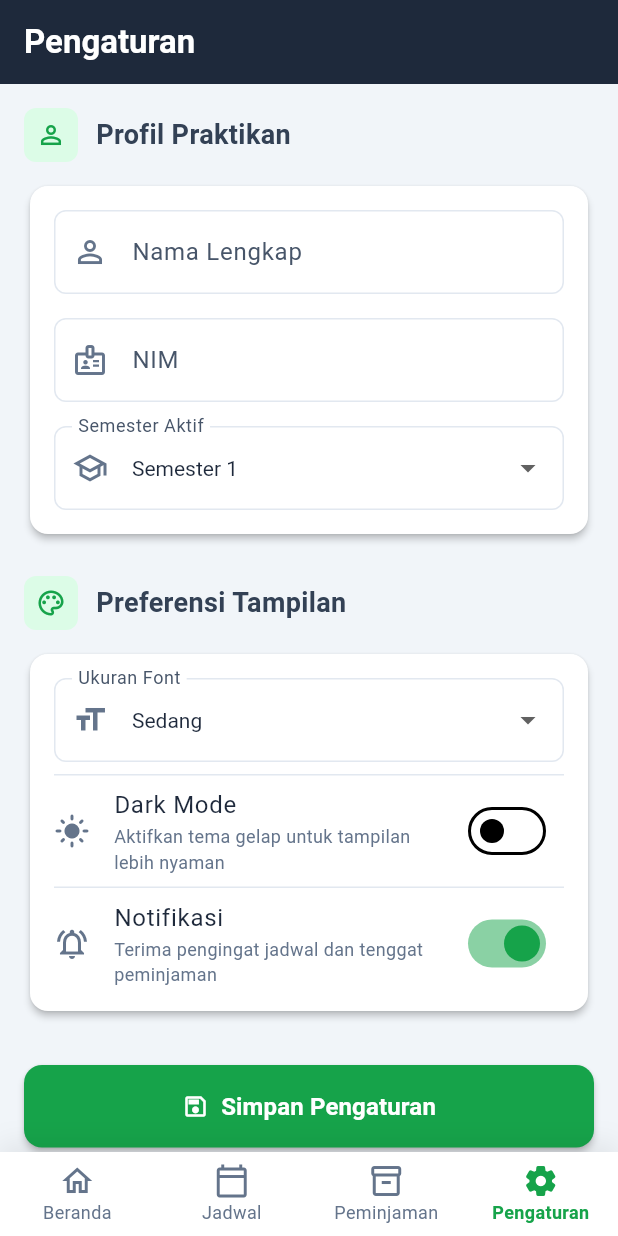
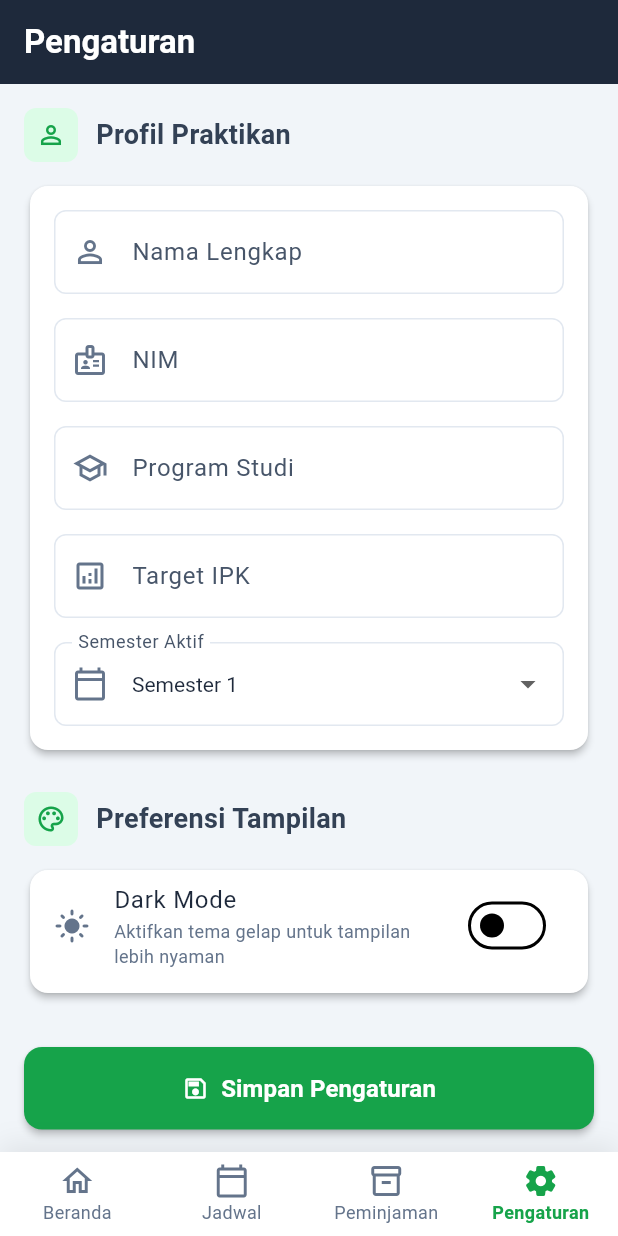
Before and after one commit to Taqizdihar/lablog, a Flutter app: the screen it shows after launch, item 4 of the bottom bar chosen, on a phone screen of 412 x 824 dp. Run offline on Flutter 3.47's test engine with Material 3 defaults, Android fonts, the light colour scheme and no system bars; our stand-ins replace flutter_slidable, shared_preferences, sqflite; accounts and stored records are empty.

Commit message:
New Fix 4

```diff
--- a/lib/main.dart
+++ b/lib/main.dart
@@ -4,10 +4,12 @@ import 'package:tubes_ppbl/utils/app_colors.dart';
 import 'package:tubes_ppbl/sqlite/koneksi.dart';
 import 'package:tubes_ppbl/screens/main_navigation.dart';
 
+final ValueNotifier<ThemeMode> themeNotifier = ValueNotifier(ThemeMode.light);
+
 void main() async {
   WidgetsFlutterBinding.ensureInitialized();
 
-  // Global error boundary — displays the error on screen instead of blank white
+
   ErrorWidget.builder = (FlutterErrorDetails details) {
     return MaterialApp(
       debugShowCheckedModeBanner: false,
@@ -43,14 +45,14 @@ void main() async {
     );
   };
 
-  // Initialize SQLite database early
+
   try {
     await DatabaseHelper().database;
   } catch (e) {
     debugPrint('Database init error: $e');
   }
 
-  // Read dark mode preference
+
   bool isDarkMode = false;
   try {
     final prefs = await SharedPreferences.getInstance();
@@ -59,27 +61,14 @@ void main() async {
     debugPrint('SharedPreferences error: $e');
   }
 
-  runApp(LabLogApp(isDarkMode: isDarkMode));
+  themeNotifier.value = isDarkMode ? ThemeMode.dark : ThemeMode.light;
+
+  runApp(const LabLogApp());
 }
 
-class LabLogApp extends StatefulWidget {
-  final bool isDarkMode;
-  const LabLogApp({super.key, required this.isDarkMode});
+class LabLogApp extends StatelessWidget {
+  const LabLogApp({super.key});
 
-  @override
-  State<LabLogApp> createState() => _LabLogAppState();
-}
-
-class _LabLogAppState extends State<LabLogApp> {
-  late bool _isDarkMode;
-
-  @override
-  void initState() {
-    super.initState();
-    _isDarkMode = widget.isDarkMode;
-  }
-
-  // Light theme using AppColors
   ThemeData get _lightTheme => ThemeData(
     brightness: Brightness.light,
     scaffoldBackgroundColor: AppColors.bgPage,
@@ -120,7 +109,7 @@ class _LabLogAppState extends State<LabLogApp> {
     dividerColor: AppColors.border,
   );
 
-  // Dark theme using AppColors as base
+
   ThemeData get _darkTheme => ThemeData(
     brightness: Brightness.dark,
     scaffoldBackgroundColor: const Color(0xFF0F172A),
@@ -155,13 +144,18 @@ class _LabLogAppState extends State<LabLogApp> {
 
   @override
   Widget build(BuildContext context) {
+    return ValueListenableBuilder<ThemeMode>(
+      valueListenable: themeNotifier,
+      builder: (_, ThemeMode currentMode, __) {
         return MaterialApp(
           title: 'LabLog',
           debugShowCheckedModeBanner: false,
           theme: _lightTheme,
           darkTheme: _darkTheme,
-      themeMode: _isDarkMode ? ThemeMode.dark : ThemeMode.light,
+          themeMode: currentMode,
           home: const MainNavigation(),
+        );
+      },
     );
   }
 }
--- a/lib/screens/eksperimen_form_screen.dart
+++ b/lib/screens/eksperimen_form_screen.dart
@@ -200,7 +200,7 @@ class _EksperimenFormScreenState extends State<EksperimenFormScreen> {
                 style: TextStyle(fontSize: 18, fontWeight: FontWeight.bold, color: AppColors.slate700)),
               const SizedBox(height: 12),
 
-              // Status jurnal selector
+
               DropdownButtonFormField<String>(
                 isExpanded: true,
                 value: _statusJurnal,
--- a/lib/screens/home_screen.dart
+++ b/lib/screens/home_screen.dart
@@ -25,7 +25,7 @@ class _HomeScreenState extends State<HomeScreen> {
     'mkRose': AppColors.mkRose,
   };
 
-  // Darker tints for text on label backgrounds
+
   final Map<String, Color> _warnaTextMap = {
     'mkBlue': const Color(0xFF1E40AF),
     'mkGreen': const Color(0xFF14532D),
@@ -223,7 +223,7 @@ class _HomeScreenState extends State<HomeScreen> {
                       ),
                       child: Row(
                         children: [
-                          // Color accent strip
+
                           Container(
                             width: 6,
                             height: 88,
--- a/lib/screens/mk_dashboard_screen.dart
+++ b/lib/screens/mk_dashboard_screen.dart
@@ -48,7 +48,7 @@ class _MkDashboardScreenState extends State<MkDashboardScreen> {
             child: Column(
               crossAxisAlignment: CrossAxisAlignment.stretch,
               children: [
-                // Header
+
                 Container(
                   padding: const EdgeInsets.all(20),
                   decoration: BoxDecoration(
@@ -89,7 +89,7 @@ class _MkDashboardScreenState extends State<MkDashboardScreen> {
 
                 const SizedBox(height: 24),
 
-                // Menu Grid
+
                 Expanded(
                   child: GridView.count(
                     crossAxisCount: 2,
--- a/lib/screens/mk_form_screen.dart
+++ b/lib/screens/mk_form_screen.dart
@@ -191,7 +191,7 @@ class _MkFormScreenState extends State<MkFormScreen> {
               ),
               const SizedBox(height: 12),
 
-              // Horizontal color picker
+
               Row(
                 mainAxisAlignment: MainAxisAlignment.spaceEvenly,
                 children: _warnaOptions.entries.map((entry) {
--- a/lib/screens/peminjaman_list_screen.dart
+++ b/lib/screens/peminjaman_list_screen.dart
@@ -155,7 +155,7 @@ class _PeminjamanListScreenState extends State<PeminjamanListScreen> {
                     padding: const EdgeInsets.all(16),
                     child: Row(
                       children: [
-                        // Icon
+
                         Container(
                           padding: const EdgeInsets.all(10),
                           decoration: BoxDecoration(
@@ -167,7 +167,7 @@ class _PeminjamanListScreenState extends State<PeminjamanListScreen> {
                               color: _statusText(item.status)),
                         ),
                         const SizedBox(width: 14),
-                        // Info
+
                         Expanded(
                           child: Column(
                             crossAxisAlignment:
@@ -195,7 +195,7 @@ class _PeminjamanListScreenState extends State<PeminjamanListScreen> {
                             ],
                           ),
                         ),
-                        // Status badge
+
                         Container(
                           padding: const EdgeInsets.symmetric(
                               horizontal: 10, vertical: 5),
--- a/lib/screens/settings_screen.dart
+++ b/lib/screens/settings_screen.dart
@@ -1,6 +1,7 @@
 import 'package:flutter/material.dart';
 import 'package:shared_preferences/shared_preferences.dart';
 import 'package:tubes_ppbl/utils/app_colors.dart';
+import 'package:tubes_ppbl/main.dart';
 
 class SettingsScreen extends StatefulWidget {
   const SettingsScreen({super.key});
@@ -13,11 +14,11 @@ class _SettingsScreenState extends State<SettingsScreen> {
   final _formKey = GlobalKey<FormState>();
   final _namaController = TextEditingController();
   final _nimController = TextEditingController();
+  final _programStudiController = TextEditingController();
+  final _targetIpkController = TextEditingController();
 
   String _selectedSemester = 'Semester 1';
-  String _ukuranFont = 'Sedang';
   bool _isDarkMode = false;
-  bool _notifikasiAktif = true;
 
   bool _isLoading = true;
 
@@ -32,8 +33,6 @@ class _SettingsScreenState extends State<SettingsScreen> {
     'Semester 8',
   ];
 
-  final List<String> _fontOptions = ['Kecil', 'Sedang', 'Besar'];
-
   @override
   void initState() {
     super.initState();
@@ -44,6 +43,8 @@ class _SettingsScreenState extends State<SettingsScreen> {
   void dispose() {
     _namaController.dispose();
     _nimController.dispose();
+    _programStudiController.dispose();
+    _targetIpkController.dispose();
     super.dispose();
   }
 
@@ -52,10 +53,10 @@ class _SettingsScreenState extends State<SettingsScreen> {
     setState(() {
       _namaController.text = prefs.getString('nama_praktikan') ?? '';
       _nimController.text = prefs.getString('nim_praktikan') ?? '';
+      _programStudiController.text = prefs.getString('program_studi') ?? '';
+      _targetIpkController.text = prefs.getString('target_ipk') ?? '';
       _selectedSemester = prefs.getString('semester_aktif') ?? 'Semester 1';
-      _ukuranFont = prefs.getString('ukuran_font') ?? 'Sedang';
       _isDarkMode = prefs.getBool('is_dark_mode') ?? false;
-      _notifikasiAktif = prefs.getBool('notifikasi_aktif') ?? true;
       _isLoading = false;
     });
   }
@@ -64,10 +65,10 @@ class _SettingsScreenState extends State<SettingsScreen> {
     final prefs = await SharedPreferences.getInstance();
     await prefs.setString('nama_praktikan', _namaController.text);
     await prefs.setString('nim_praktikan', _nimController.text);
+    await prefs.setString('program_studi', _programStudiController.text);
+    await prefs.setString('target_ipk', _targetIpkController.text);
     await prefs.setString('semester_aktif', _selectedSemester);
-    await prefs.setString('ukuran_font', _ukuranFont);
     await prefs.setBool('is_dark_mode', _isDarkMode);
-    await prefs.setBool('notifikasi_aktif', _notifikasiAktif);
 
     if (mounted) {
       ScaffoldMessenger.of(context).showSnackBar(
@@ -133,7 +134,7 @@ class _SettingsScreenState extends State<SettingsScreen> {
           child: Column(
             crossAxisAlignment: CrossAxisAlignment.stretch,
             children: [
-              // ── Section: Profil Praktikan ──────────────────────────
+
               _buildSectionHeader(Icons.person_outline, 'Profil Praktikan'),
               const SizedBox(height: 12),
 
@@ -163,11 +164,28 @@ class _SettingsScreenState extends State<SettingsScreen> {
                         keyboardType: TextInputType.number,
                       ),
                       const SizedBox(height: 16),
+                      TextFormField(
+                        controller: _programStudiController,
+                        decoration: _inputDecoration(
+                            'Program Studi', Icons.school_outlined),
+                        style:
+                            const TextStyle(color: AppColors.textPrimary),
+                      ),
+                      const SizedBox(height: 16),
+                      TextFormField(
+                        controller: _targetIpkController,
+                        decoration: _inputDecoration(
+                            'Target IPK', Icons.analytics_outlined),
+                        style:
+                            const TextStyle(color: AppColors.textPrimary),
+                        keyboardType: const TextInputType.numberWithOptions(decimal: true),
+                      ),
+                      const SizedBox(height: 16),
                       DropdownButtonFormField<String>(
                         isExpanded: true,
                         value: _selectedSemester,
                         decoration: _inputDecoration(
-                            'Semester Aktif', Icons.school_outlined),
+                            'Semester Aktif', Icons.calendar_today_outlined),
                         dropdownColor: AppColors.bgCard,
                         style:
                             const TextStyle(color: AppColors.textPrimary),
@@ -190,7 +208,7 @@ class _SettingsScreenState extends State<SettingsScreen> {
 
               const SizedBox(height: 24),
 
-              // ── Section: Preferensi Tampilan ──────────────────────
+
               _buildSectionHeader(Icons.palette_outlined, 'Preferensi Tampilan'),
               const SizedBox(height: 12),
 
@@ -201,38 +219,6 @@ class _SettingsScreenState extends State<SettingsScreen> {
                     borderRadius: BorderRadius.circular(12)),
                 child: Column(
                   children: [
-                    // Ukuran Font dropdown
-                    Padding(
-                      padding: const EdgeInsets.fromLTRB(16, 16, 16, 8),
-                      child: DropdownButtonFormField<String>(
-                        isExpanded: true,
-                        value: _ukuranFont,
-                        decoration: _inputDecoration(
-                            'Ukuran Font', Icons.format_size_outlined),
-                        dropdownColor: AppColors.bgCard,
-                        style:
-                            const TextStyle(color: AppColors.textPrimary),
-                        items: _fontOptions.map((size) {
-                          return DropdownMenuItem<String>(
-                            value: size,
-                            child: Text(size),
-                          );
-                        }).toList(),
-                        onChanged: (value) {
-                          setState(() {
-                            _ukuranFont = value ?? 'Sedang';
-                          });
-                        },
-                      ),
-                    ),
-
-                    const Divider(
-                        height: 1,
-                        indent: 16,
-                        endIndent: 16,
-                        color: AppColors.border),
-
-                    // Dark Mode switch
                     SwitchListTile(
                       title: const Text('Dark Mode',
                           style: TextStyle(color: AppColors.textPrimary)),
@@ -242,40 +228,15 @@ class _SettingsScreenState extends State<SettingsScreen> {
                             color: AppColors.textMuted, fontSize: 12),
                       ),
                       value: _isDarkMode,
-                      onChanged: (bool value) {
+                      onChanged: (bool value) async {
                         setState(() => _isDarkMode = value);
+                        final prefs = await SharedPreferences.getInstance();
+                        await prefs.setBool('is_dark_mode', value);
+                        themeNotifier.value = value ? ThemeMode.dark : ThemeMode.light;
                       },
                       activeColor: AppColors.sage,
                       secondary: Icon(
                         _isDarkMode ? Icons.dark_mode : Icons.light_mode,
-                        color: AppColors.textMuted,
-                      ),
-                    ),
-
-                    const Divider(
-                        height: 1,
-                        indent: 16,
-                        endIndent: 16,
-                        color: AppColors.border),
-
-                    // Notifikasi switch
-                    SwitchListTile(
-                      title: const Text('Notifikasi',
-                          style: TextStyle(color: AppColors.textPrimary)),
-                      subtitle: const Text(
-                        'Terima pengingat jadwal dan tenggat peminjaman',
-                        style: TextStyle(
-                            color: AppColors.textMuted, fontSize: 12),
-                      ),
-                      value: _notifikasiAktif,
-                      onChanged: (bool value) {
-                        setState(() => _notifikasiAktif = value);
-                      },
-                      activeColor: AppColors.sage,
-                      secondary: Icon(
-                        _notifikasiAktif
-                            ? Icons.notifications_active_outlined
-                            : Icons.notifications_off_outlined,
                         color: AppColors.textMuted,
                       ),
                     ),
@@ -286,7 +247,7 @@ class _SettingsScreenState extends State<SettingsScreen> {
 
               const SizedBox(height: 32),
 
-              // ── Simpan Button ─────────────────────────────────────
+
               ElevatedButton.icon(
                 style: ElevatedButton.styleFrom(
                   backgroundColor: AppColors.sage,
@@ -310,7 +271,7 @@ class _SettingsScreenState extends State<SettingsScreen> {
 
               const SizedBox(height: 24),
 
-              // ── App Info ──────────────────────────────────────────
+
               Center(
                 child: Column(
                   children: [
--- a/lib/screens/tim_list_screen.dart
+++ b/lib/screens/tim_list_screen.dart
@@ -143,7 +143,7 @@ class _TimListScreenState extends State<TimListScreen> {
                     padding: const EdgeInsets.all(16),
                     child: Row(
                       children: [
-                        // Avatar
+
                         Container(
                           width: 44,
                           height: 44,
@@ -163,7 +163,7 @@ class _TimListScreenState extends State<TimListScreen> {
                               size: 22),
                         ),
                         const SizedBox(width: 14),
-                        // Info
+
                         Expanded(
                           child: Column(
                             crossAxisAlignment: CrossAxisAlignment.start,
@@ -198,7 +198,7 @@ class _TimListScreenState extends State<TimListScreen> {
                             ],
                           ),
                         ),
-                        // Role badge
+
                         Container(
                           padding: const EdgeInsets.symmetric(
                               horizontal: 10, vertical: 5),
--- a/lib/utils/app_colors.dart
+++ b/lib/utils/app_colors.dart
@@ -1,28 +1,28 @@
 import 'package:flutter/material.dart';
 
 class AppColors {
-  // Primary
-  static const slate900 = Color(0xFF1E293B); // AppBar, teks utama, FAB
-  static const slate700 = Color(0xFF334155); // Heading, icon aktif
-  static const sage    = Color(0xFF16A34A); // Aksen utama, tombol
 
-  // Background
-  static const bgPage  = Color(0xFFF1F5F9); // Scaffold background
-  static const bgCard  = Color(0xFFFFFFFF); // Card, form
-  static const border  = Color(0xFFE2E8F0); // Border, divider
+  static const slate900 = Color(0xFF1E293B);
+  static const slate700 = Color(0xFF334155);
+  static const sage    = Color(0xFF16A34A);
 
-  // Teks
+
+  static const bgPage  = Color(0xFFF1F5F9);
+  static const bgCard  = Color(0xFFFFFFFF);
+  static const border  = Color(0xFFE2E8F0);
+
+
   static const textPrimary     = Color(0xFF1E293B);
   static const textSecondary   = Color(0xFF475569);
   static const textMuted       = Color(0xFF64748B);
   static const textPlaceholder = Color(0xFF94A3B8);
 
-  // Sage scale
-  static const sageBg     = Color(0xFFDCFCE7); // Badge background
-  static const sageBorder = Color(0xFFBBF7D0); // Badge border
-  static const sageText   = Color(0xFF14532D); // Teks di badge sage
 
-  // Status badge
+  static const sageBg     = Color(0xFFDCFCE7);
+  static const sageBorder = Color(0xFFBBF7D0);
+  static const sageText   = Color(0xFF14532D);
+
+
   static const selesaiBg   = Color(0xFFDCFCE7);
   static const selesaiText = Color(0xFF14532D);
   static const draftBg     = Color(0xFFFEF9C3);
@@ -32,7 +32,7 @@ class AppColors {
   static const revisiBg    = Color(0xFFFFE4E6);
   static const revisiText  = Color(0xFF881337);
 
-  // Label warna mata kuliah (5 pilihan)
+
   static const mkBlue   = Color(0xFFDBEAFE);
   static const mkGreen  = Color(0xFFDCFCE7);
   static const mkYellow = Color(0xFFFEF9C3);
```
Also changed, not shown: lib/screens/jadwal_form_screen.dart (+6 -6 lines), lib/screens/peminjaman_form_screen.dart (+4 -4 lines), lib/sqlite/koneksi.dart (+12 -12 lines), 1 other file. Lines whose indentation alone changed are shown as unchanged.
